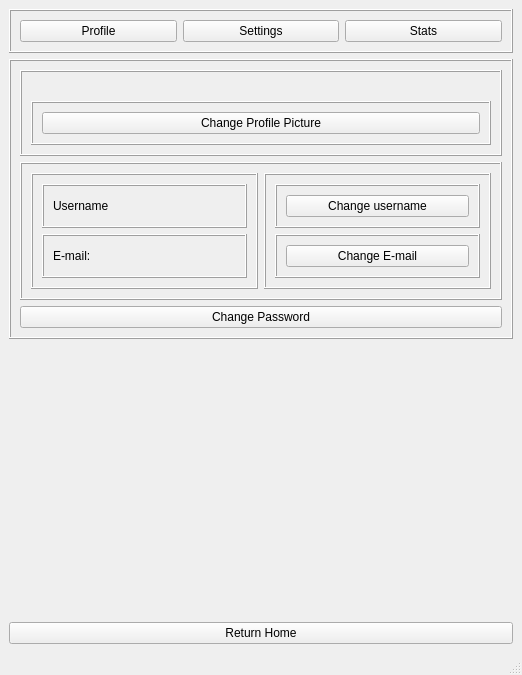
The window that qtdesigner/profile_design.ui (Webtamu/shumi) describes before a commit, drawn with Qt 5.
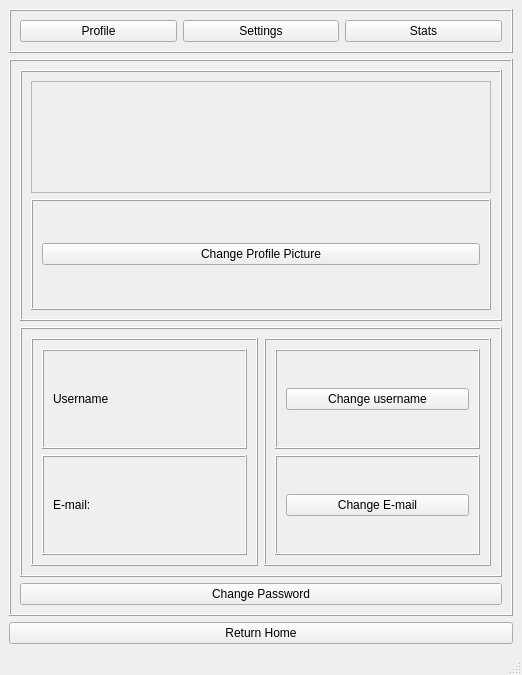
The same window after the commit. Icons and pictures are not drawn.

Commit message: scuffed profile pic

```diff
--- a/qtdesigner/profile_design.ui
+++ b/qtdesigner/profile_design.ui
@@ -73,10 +73,41 @@
          </property>
          <layout class="QVBoxLayout" name="verticalLayout">
           <item>
-           <widget class="QLabel" name="label_9">
-            <property name="text">
-             <string>&lt;html&gt;&lt;head/&gt;&lt;body&gt;&lt;p&gt;&lt;img src=&quot;:/newPrefix/Orange_Puffle.png&quot;/&gt;&lt;/p&gt;&lt;/body&gt;&lt;/html&gt;</string>
+           <widget class="QFrame" name="frame_12">
+            <property name="frameShape">
+             <enum>QFrame::StyledPanel</enum>
             </property>
+            <property name="frameShadow">
+             <enum>QFrame::Raised</enum>
+            </property>
+            <widget class="QLabel" name="label">
+             <property name="geometry">
+              <rect>
+               <x>180</x>
+               <y>0</y>
+               <width>101</width>
+               <height>101</height>
+              </rect>
+             </property>
+             <property name="sizePolicy">
+              <sizepolicy hsizetype="Fixed" vsizetype="Fixed">
+               <horstretch>0</horstretch>
+               <verstretch>0</verstretch>
+              </sizepolicy>
+             </property>
+             <property name="text">
+              <string/>
+             </property>
+             <property name="pixmap">
+              <pixmap>profile_test.png</pixmap>
+             </property>
+             <property name="scaledContents">
+              <bool>true</bool>
+             </property>
+             <property name="alignment">
+              <set>Qt::AlignCenter</set>
+             </property>
+            </widget>
            </widget>
           </item>
           <item>
@@ -237,13 +268,6 @@
       </layout>
      </widget>
     </item>
-    <item>
-     <widget class="QLabel" name="label_5">
-      <property name="text">
-       <string/>
-      </property>
-     </widget>
-    </item>
     <item>
      <widget class="QPushButton" name="btnHome">
       <property name="text">
```
Left out of the diff: 2 changed lines with no effect on the pictures. The commit also changes 4 other files.
